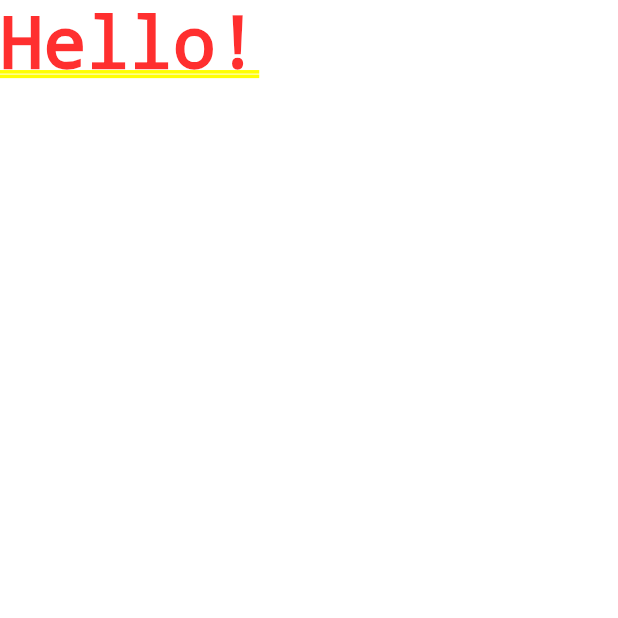
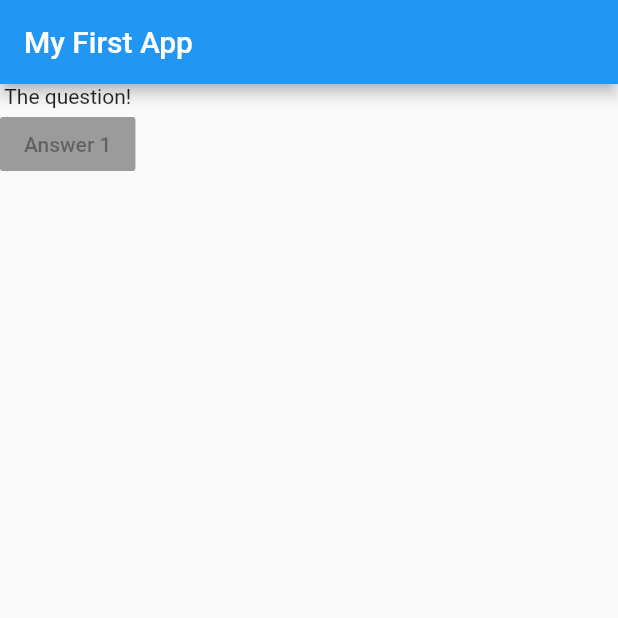
Before and after one commit to lowqilong/learn-flutter, a Flutter app: the screen it shows after launch, on a phone screen of 412 x 824 dp, the top half of it. Run offline on Flutter 3.47's test engine with Material 2 defaults, Android fonts, the phone set to English and light mode, and no system bars.

Commit message:
abit of progress

```diff
--- a/learn_flutter/lib/main.dart
+++ b/learn_flutter/lib/main.dart
@@ -5,6 +5,22 @@ void main() => runApp(MyCoolApp());
 class MyCoolApp extends StatelessWidget {
   @override
   Widget build(BuildContext context) {
-    return MaterialApp(home: Text('Hello!'));
+    var questions = [
+      'What\'s your favorite color?',
+      'What\'s your favorite animal?',
+    ];
+    return MaterialApp(
+        home: Scaffold(
+      appBar: AppBar(
+        title: Text('My First App'),
+      ),
+      body: Column(children: [
+        Text('The question!'),
+        RaisedButton(
+          child: Text('Answer 1'),
+          onPressed: null,
+        ),
+      ]),
+    ));
   }
 }
```
